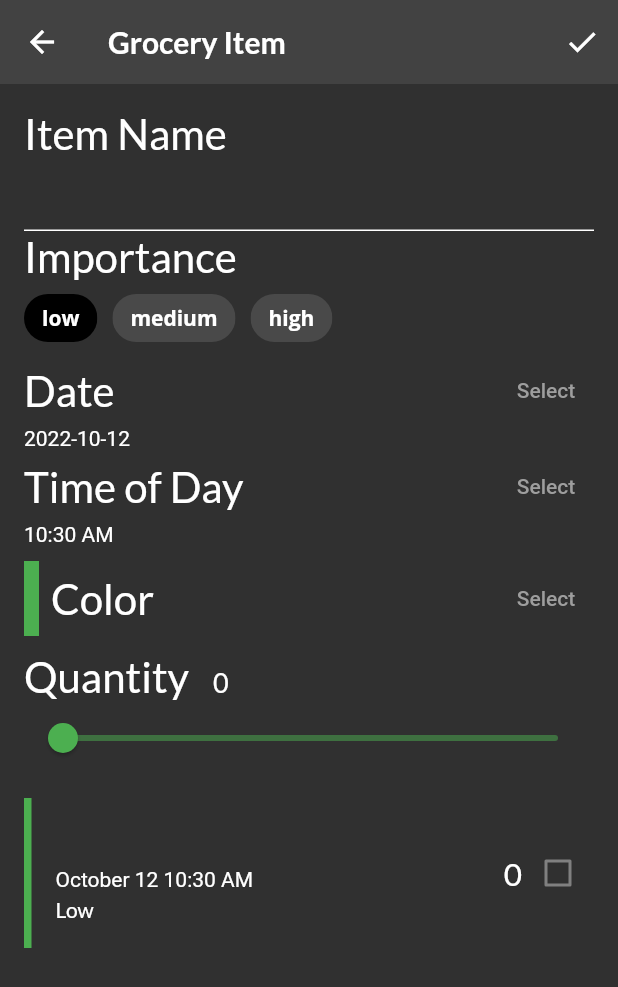
After one commit to Faizal-Ardhavy/fooderlich, a Flutter app: the screen it shows after launch, item 3 of the bottom bar chosen, after a tap on the "add" icon, on a phone screen of 412 x 824 dp. The commit adds this screen. Shown: the top 987 px of the screen. Run offline on Flutter 3.47's test engine with Material 2 defaults, Android fonts, the phone set to English and light mode, and no system bars; our stand-ins replace flutter_colorpicker, google_fonts.

```diff
--- /dev/null
+++ b/lib/components/grocery_tile.dart
@@ -0,0 +1,95 @@
+import 'package:flutter/material.dart';
+import 'package:google_fonts/google_fonts.dart';
+import 'package:intl/intl.dart';
+import '../models/grocery_item.dart';
+
+class GroceryTile extends StatelessWidget {
+  final GroceryItem item;
+  final Function(bool?)? onComplete;
+  final TextDecoration? textDecoration;
+  GroceryTile({Key? key, required this.item, this.onComplete})
+      : textDecoration =
+            item.isComplete! ? TextDecoration.lineThrough : TextDecoration.none,
+        super(key: key);
+  @override
+  Widget build(BuildContext context) {
+    return SizedBox(
+      height: 100,
+      child: Row(
+        mainAxisAlignment: MainAxisAlignment.spaceBetween,
+        children: [
+          Row(
+            children: [
+              Container(width: 5.0, color: item.color),
+              const SizedBox(width: 16.0),
+              Column(
+                mainAxisAlignment: MainAxisAlignment.center,
+                crossAxisAlignment: CrossAxisAlignment.start,
+                children: [
+                  Text(
+                    item.name!,
+                    style: GoogleFonts.lato(
+                        decoration: textDecoration,
+                        fontSize: 21.0,
+                        fontWeight: FontWeight.bold),
+                  ),
+                  const SizedBox(height: 4.0),
+                  buildDate(),
+                  const SizedBox(height: 4.0),
+                  buildImportance(),
+                ],
+              ),
+            ],
+          ),
+          Row(
+            children: [
+              Text(item.quantity.toString(),
+                  style: GoogleFonts.lato(
+                      decoration: textDecoration, fontSize: 21)),
+              buildCheckbox()
+            ],
+          )
+        ],
+      ),
+    );
+  }
+
+  Widget buildImportance() {
+    if (item.importance == Importance.low) {
+      return Text('Low', style: GoogleFonts.lato(decoration: textDecoration));
+    } else if (item.importance == Importance.medium) {
+      return Text('Medium',
+          style: GoogleFonts.lato(
+              fontWeight: FontWeight.w800, decoration: textDecoration));
+    } else if (item.importance == Importance.high) {
+      return Text(
+        'High',
+        style: GoogleFonts.lato(
+          color: Colors.red,
+          fontWeight: FontWeight.w900,
+          decoration: textDecoration,
+        ),
+      );
+    } else {
+      throw Exception('This importance type does not exist');
+    }
+  }
+
+  Widget buildDate() {
+    final dateFormatter = DateFormat('MMMM dd h:mm a');
+    final dateString = dateFormatter.format(item.date!);
+    return Text(
+      dateString,
+      style: TextStyle(decoration: textDecoration),
+    );
+  }
+
+  Widget buildCheckbox() {
+    return Checkbox(
+      // 1
+      value: item.isComplete,
+      // 2
+      onChanged: onComplete,
+    );
+  }
+}
--- a/lib/main.dart
+++ b/lib/main.dart
@@ -1,7 +1,10 @@
 import 'package:flutter/material.dart';
 import 'package:fooderlich/inherited.dart';
+import 'package:provider/provider.dart';
 import 'fooderlich_theme.dart';
 import 'home.dart';
+import 'models/grocery_manager.dart';
+import 'models/tab_manager.dart';
 
 void main() {
   runApp(Inherited(
@@ -17,7 +20,17 @@ class Fooderlich extends StatelessWidget {
     return MaterialApp(
       title: 'Fooderlich',
       theme: theme,
-      home: const Home()
+      home: MultiProvider(
+        providers: [
+          ChangeNotifierProvider(
+            create: (context) => TabManager(),
+          ),
+          ChangeNotifierProvider(
+            create: (context) => GroceryManager(),
+          ),
+        ],
+        child: const Home(),
+      ),
     );
   }
 }
--- /dev/null
+++ b/lib/models/grocery_manager.dart
@@ -0,0 +1,27 @@
+import 'package:flutter/material.dart';
+import 'grocery_item.dart';
+
+class GroceryManager extends ChangeNotifier {
+  final _groceryItems = <GroceryItem>[];
+  List<GroceryItem> get groceryItems => List.unmodifiable(_groceryItems);
+  void deleteItem(int index) {
+    _groceryItems.removeAt(index);
+    notifyListeners();
+  }
+
+  void addItem(GroceryItem item) {
+    _groceryItems.add(item);
+    notifyListeners();
+  }
+
+  void updateItem(GroceryItem item, int index) {
+    _groceryItems[index] = item;
+    notifyListeners();
+  }
+
+  void completeItem(int index, bool change) {
+    final item = _groceryItems[index];
+    _groceryItems[index] = item.copyWith(isComplete: change);
+    notifyListeners();
+  }
+}
--- a/lib/models/models.dart
+++ b/lib/models/models.dart
@@ -4,3 +4,4 @@ export 'simple_recipe.dart';
 export 'explore_data.dart';
 export 'grocery_item.dart';
 export 'tab_manager.dart';
+export 'grocery_manager.dart';
--- /dev/null
+++ b/lib/screens/grocery_item_screen.dart
@@ -0,0 +1,351 @@
+import 'package:flutter/material.dart';
+import 'package:google_fonts/google_fonts.dart';
+import 'package:flutter_colorpicker/flutter_colorpicker.dart';
+import 'package:intl/intl.dart';
+import 'package:uuid/uuid.dart';
+import '../models/models.dart';
+import '../components/grocery_tile.dart';
+
+class GroceryItemScreen extends StatefulWidget {
+  final Function(GroceryItem) onCreate;
+  final Function(GroceryItem) onUpdate;
+  final GroceryItem? originalItem;
+  final bool isUpdating;
+  const GroceryItemScreen({
+    Key? key,
+    required this.onCreate,
+    required this.onUpdate,
+    this.originalItem,
+  })  : isUpdating = (originalItem != null),
+        super(key: key);
+  @override
+  _GroceryItemScreenState createState() => _GroceryItemScreenState();
+}
+
+class _GroceryItemScreenState extends State<GroceryItemScreen> {
+  final _nameController = TextEditingController();
+  String _name = '';
+  Importance _importance = Importance.low;
+  DateTime _dueDate = DateTime.now();
+  TimeOfDay _timeOfDay = TimeOfDay.now();
+  Color _currentColor = Colors.green;
+  int _currentSliderValue = 0;
+  @override
+  void initState() {
+    if (widget.originalItem != null) {
+      _nameController.text = widget.originalItem!.name!;
+      _name = widget.originalItem!.name!;
+      _currentSliderValue = widget.originalItem!.quantity!;
+      _importance = widget.originalItem!.importance!;
+      _currentColor = widget.originalItem!.color!;
+      final date = widget.originalItem!.date;
+      _timeOfDay = TimeOfDay(hour: date!.hour, minute: date.minute);
+      _dueDate = date;
+    }
+    _nameController.addListener(() {
+      setState(() {
+        _name = _nameController.text;
+      });
+    });
+    super.initState();
+  }
+
+  @override
+  void dispose() {
+    _nameController.dispose();
+    super.dispose();
+  }
+
+  @override
+  Widget build(BuildContext context) {
+    return Scaffold(
+      appBar: AppBar(
+        actions: [
+          IconButton(
+            icon: const Icon(Icons.check),
+            onPressed: () {
+              final groceryItem = GroceryItem(
+                  id: widget.originalItem?.id ?? const Uuid().v1(),
+                  name: _nameController.text,
+                  importance: _importance,
+                  color: _currentColor,
+                  quantity: _currentSliderValue,
+                  date: DateTime(
+                    _dueDate.year,
+                    _dueDate.month,
+                    _dueDate.day,
+                    _timeOfDay.hour,
+                    _timeOfDay.minute,
+                  ));
+              if (widget.isUpdating) {
+                widget.onUpdate(groceryItem);
+              } else {
+                widget.onCreate(groceryItem);
+              }
+            },
+          )
+        ],
+        elevation: 0.0,
+        title: Text(
+          'Grocery Item',
+          style: GoogleFonts.lato(fontWeight: FontWeight.w600),
+        ),
+      ),
+      body: Container(
+        padding: const EdgeInsets.all(16),
+        child: ListView(
+          children: [
+            buildNameField(),
+            buildImportanceField(),
+            buildDateField(context),
+            buildTimeField(context),
+            const SizedBox(height: 10.0),
+            buildColorPicker(context),
+            const SizedBox(height: 10.0),
+            buildQuantityField(),
+            const SizedBox(height: 16.0),
+            GroceryTile(
+              item: GroceryItem(
+                name: _name,
+                importance: _importance,
+                color: _currentColor,
+                quantity: _currentSliderValue,
+                date: DateTime(
+                  _dueDate.year,
+                  _dueDate.month,
+                  _dueDate.day,
+                  _timeOfDay.hour,
+                  _timeOfDay.minute,
+                ),
+              ),
+            ),
+          ],
+        ),
+      ),
+    );
+  }
+
+  Widget buildNameField() {
+    return Column(
+      crossAxisAlignment: CrossAxisAlignment.start,
+      children: [
+        Text(
+          'Item Name',
+          style: GoogleFonts.lato(fontSize: 28.0),
+        ),
+        TextField(
+          controller: _nameController,
+          cursorColor: _currentColor,
+          decoration: InputDecoration(
+            enabledBorder: const UnderlineInputBorder(
+              borderSide: BorderSide(color: Colors.white),
+            ),
+            focusedBorder: UnderlineInputBorder(
+              borderSide: BorderSide(color: _currentColor),
+            ),
+            border: UnderlineInputBorder(
+              borderSide: BorderSide(color: _currentColor),
+            ),
+          ),
+        ),
+      ],
+    );
+  }
+
+  Widget buildImportanceField() {
+    return Column(
+      crossAxisAlignment: CrossAxisAlignment.start,
+      children: [
+        Text(
+          'Importance',
+          style: GoogleFonts.lato(fontSize: 28.0),
+        ),
+        Wrap(
+          spacing: 10.0,
+          children: [
+            ChoiceChip(
+              selectedColor: Colors.black,
+              selected: _importance == Importance.low,
+              label: const Text(
+                'low',
+                style: TextStyle(color: Colors.white),
+              ),
+              onSelected: (selected) {
+                setState(() => _importance = Importance.low);
+              },
+            ),
+            ChoiceChip(
+              selectedColor: Colors.black,
+              selected: _importance == Importance.medium,
+              label: const Text(
+                'medium',
+                style: TextStyle(color: Colors.white),
+              ),
+              onSelected: (selected) {
+                setState(() => _importance = Importance.medium);
+              },
+            ),
+            ChoiceChip(
+              selectedColor: Colors.black,
+              selected: _importance == Importance.high,
+              label: const Text(
+                'high',
+                style: TextStyle(color: Colors.white),
+              ),
+              onSelected: (selected) {
+                setState(() => _importance = Importance.high);
+              },
+            ),
+          ],
+        )
+      ],
+    );
+  }
+
+  Widget buildDateField(BuildContext context) {
+    return Column(
+      crossAxisAlignment: CrossAxisAlignment.start,
+      children: [
+        Row(
+          mainAxisAlignment: MainAxisAlignment.spaceBetween,
+          children: [
+            Text(
+              'Date',
+              style: GoogleFonts.lato(fontSize: 28.0),
+            ),
+            TextButton(
+              child: const Text('Select'),
+              onPressed: () async {
+                final currentDate = DateTime.now();
+                final selectedDate = await showDatePicker(
+                  context: context,
+                  initialDate: currentDate,
+                  firstDate: currentDate,
+                  lastDate: DateTime(currentDate.year + 5),
+                );
+                setState(
+                  () {
+                    if (selectedDate != null) {
+                      _dueDate = selectedDate;
+                    }
+                  },
+                );
+              },
+            ),
+          ],
+        ),
+        if (_dueDate != null)
+          Text('${DateFormat('yyyy-MM-dd').format(_dueDate)}'),
+      ],
+    );
+  }
+
+  Widget buildTimeField(BuildContext context) {
+    return Column(
+      crossAxisAlignment: CrossAxisAlignment.start,
+      children: [
+        Row(
+          mainAxisAlignment: MainAxisAlignment.spaceBetween,
+          children: [
+            Text(
+              'Time of Day',
+              style: GoogleFonts.lato(fontSize: 28.0),
+            ),
+            TextButton(
+              child: const Text('Select'),
+              onPressed: () async {
+                final timeOfDay = await showTimePicker(
+                  initialTime: TimeOfDay.now(),
+                  context: context,
+                );
+                setState(() {
+                  if (timeOfDay != null) {
+                    _timeOfDay = timeOfDay;
+                  }
+                });
+              },
+            ),
+          ],
+        ),
+        if (_timeOfDay != null) Text('${_timeOfDay.format(context)}'),
+      ],
+    );
+  }
+
+  Widget buildColorPicker(BuildContext context) {
+    return Row(
+      mainAxisAlignment: MainAxisAlignment.spaceBetween,
+      children: [
+        Row(
+          children: [
+            Container(height: 50, width: 10, color: _currentColor),
+            const SizedBox(width: 8),
+            Text('Color', style: GoogleFonts.lato(fontSize: 28)),
+          ],
+        ),
+        TextButton(
+          child: const Text('Select'),
+          onPressed: () {
+            showDialog(
+              context: context,
+              builder: (context) {
+                return AlertDialog(
+                  content: BlockPicker(
+                      pickerColor: Colors.white,
+                      onColorChanged: (color) {
+                        setState(() => _currentColor = color);
+                      }),
+                  actions: [
+                    TextButton(
+                      child: const Text('Save'),
+                      onPressed: () {
+                        Navigator.of(context).pop();
+                      },
+                    ),
+                  ],
+                );
+              },
+            );
+          },
+        ),
+      ],
+    );
+  }
+
+  Widget buildQuantityField() {
+    return Column(
+      crossAxisAlignment: CrossAxisAlignment.start,
+      children: [
+        Row(
+          crossAxisAlignment: CrossAxisAlignment.baseline,
+          textBaseline: TextBaseline.alphabetic,
+          children: [
+            Text(
+              'Quantity',
+              style: GoogleFonts.lato(fontSize: 28.0),
+            ),
+            const SizedBox(width: 16.0),
+            Text(
+              _currentSliderValue.toInt().toString(),
+              style: GoogleFonts.lato(fontSize: 18.0),
+            ),
+          ],
+        ),
+        Slider(
+          inactiveColor: _currentColor.withOpacity(0.5),
+          activeColor: _currentColor,
+          value: _currentSliderValue.toDouble(),
+          min: 0.0,
+          max: 100.0,
+          divisions: 100,
+          label: _currentSliderValue.toInt().toString(),
+          onChanged: (double value) {
+            setState(() {
+              _currentSliderValue = value.toInt();
+            });
+          },
+        ),
+      ],
+    );
+  }
+}
--- /dev/null
+++ b/lib/screens/grocery_list_screen.dart
@@ -0,0 +1,68 @@
+import 'package:flutter/material.dart';
+import '../components/grocery_tile.dart';
+import '../models/models.dart';
+import 'grocery_item_screen.dart';
+
+class GroceryListScreen extends StatelessWidget {
+  final GroceryManager manager;
+  const GroceryListScreen({Key? key, required this.manager}) : super(key: key);
+  @override
+  Widget build(BuildContext context) {
+    final groceryItems = manager.groceryItems;
+    return Padding(
+      padding: const EdgeInsets.all(16.0),
+      child: ListView.separated(
+          itemCount: groceryItems.length,
+          itemBuilder: (context, index) {
+            final item = groceryItems[index];
+            return Dismissible(
+              key: Key(item.id!),
+              direction: DismissDirection.endToStart,
+              background: Container(
+                color: Colors.red,
+                alignment: Alignment.centerRight,
+                child: const Icon(
+                  Icons.delete_forever,
+                  color: Colors.white,
+                  size: 50.0,
+                ),
+              ),
+              onDismissed: (direction) {
+                manager.deleteItem(index);
+                ScaffoldMessenger.of(context).showSnackBar(
+                  SnackBar(
+                    content: Text('${item.name} dismissed'),
+                  ),
+                );
+              },
+              child: InkWell(
+                child: GroceryTile(
+                  key: Key(item.id!),
+                  item: item,
+                  onComplete: (change) {
+                    manager.completeItem(index, change!);
+                  },
+                ),
+                onTap: () {
+                  Navigator.push(
+                    context,
+                    MaterialPageRoute(
+                      builder: (context) => GroceryItemScreen(
+                        originalItem: item,
+                        onUpdate: (item) {
+                          manager.updateItem(item, index);
+                          Navigator.pop(context);
+                        }, onCreate: (item ) {  },
+                      ),
+                    ),
+                  );
+                },
+              ),
+            );
+          },
+          separatorBuilder: (context, index) {
+            return const SizedBox(height: 16.0);
+          }),
+    );
+  }
+}
--- a/lib/screens/grocery_screen.dart
+++ b/lib/screens/grocery_screen.dart
@@ -1,9 +1,47 @@
 import 'package:flutter/material.dart';
+import 'package:provider/provider.dart';
 import 'empty_grocery_screen.dart';
+import 'grocery_item_screen.dart';
+import 'grocery_list_screen.dart';
+import '../models/models.dart';
+
 class GroceryScreen extends StatelessWidget {
- const GroceryScreen({Key? key}) : super(key: key);
- @override
- Widget build(BuildContext context) {
- return const EmptyGroceryScreen();
- }
+  const GroceryScreen({Key? key}) : super(key: key);
+  @override
+  Widget build(BuildContext context) {
+    return Scaffold(
+      floatingActionButton: FloatingActionButton(
+        child: const Icon(Icons.add),
+        onPressed: () {
+          final manager = Provider.of<GroceryManager>(context, listen: false);
+          Navigator.push(
+            context,
+            MaterialPageRoute(
+              builder: (context) => GroceryItemScreen(
+                  onCreate: (item) {
+                    manager.addItem(item);
+                    Navigator.pop(context);
+                  },
+                  onUpdate: (item) {}),
+            ),
+          );
+        },
+      ),
+      body: buildGroceryScreen(),
+    );
+  }
+
+  Widget buildGroceryScreen() {
+    return Consumer<GroceryManager>(
+      builder: (context, manager, child) {
+        if (manager.groceryItems.isNotEmpty) {
+          return GroceryListScreen(manager: manager);
+        } else {
+          return const EmptyGroceryScreen();
+        }
+      },
+    );
+
+    return const EmptyGroceryScreen();
+  }
 }
--- a/pubspec.yaml
+++ b/pubspec.yaml
@@ -33,6 +33,11 @@ dependencies:
     sdk: flutter
   google_fonts: ^2.1.0
   provider: ^5.0.0
+  flutter_colorpicker: ^0.4.0
+  intl: ^0.17.0
+  uuid: ^3.0.4
+
+
   # The following adds the Cupertino Icons font to your application.
   # Use with the CupertinoIcons class for iOS style icons.
   cupertino_icons: ^1.0.2
```
Also changed, not shown: pubspec.lock.
